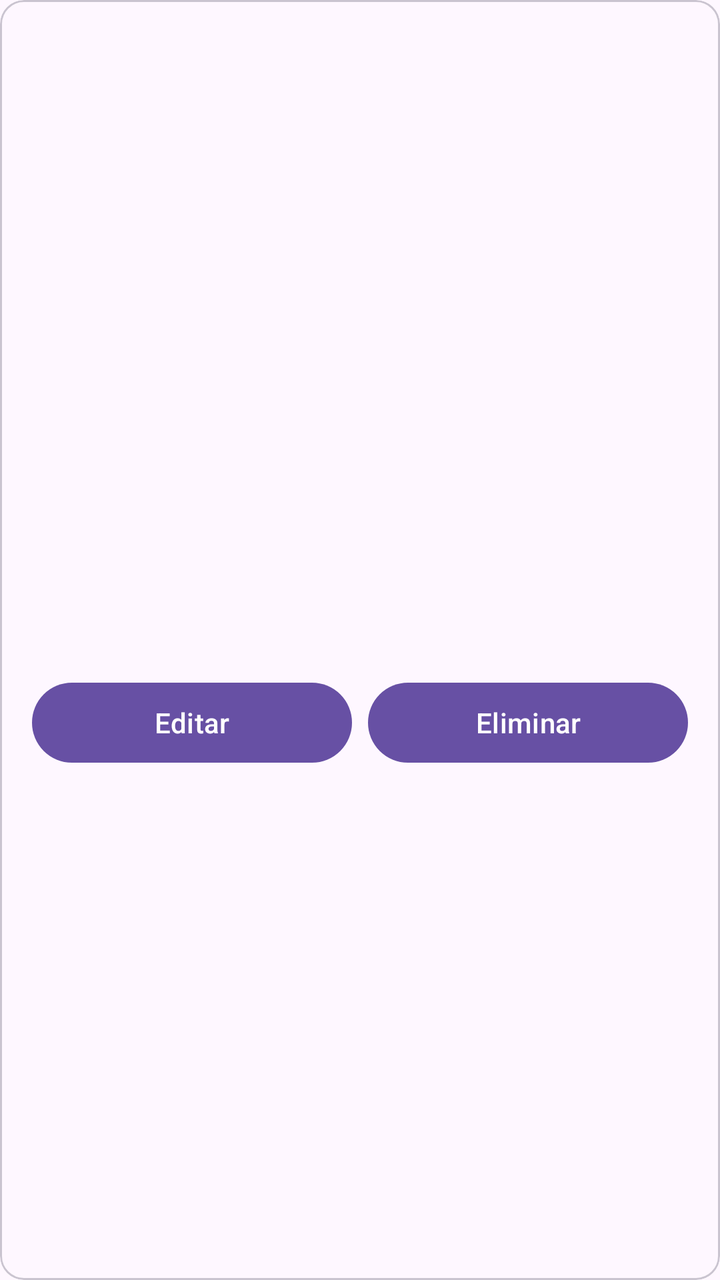
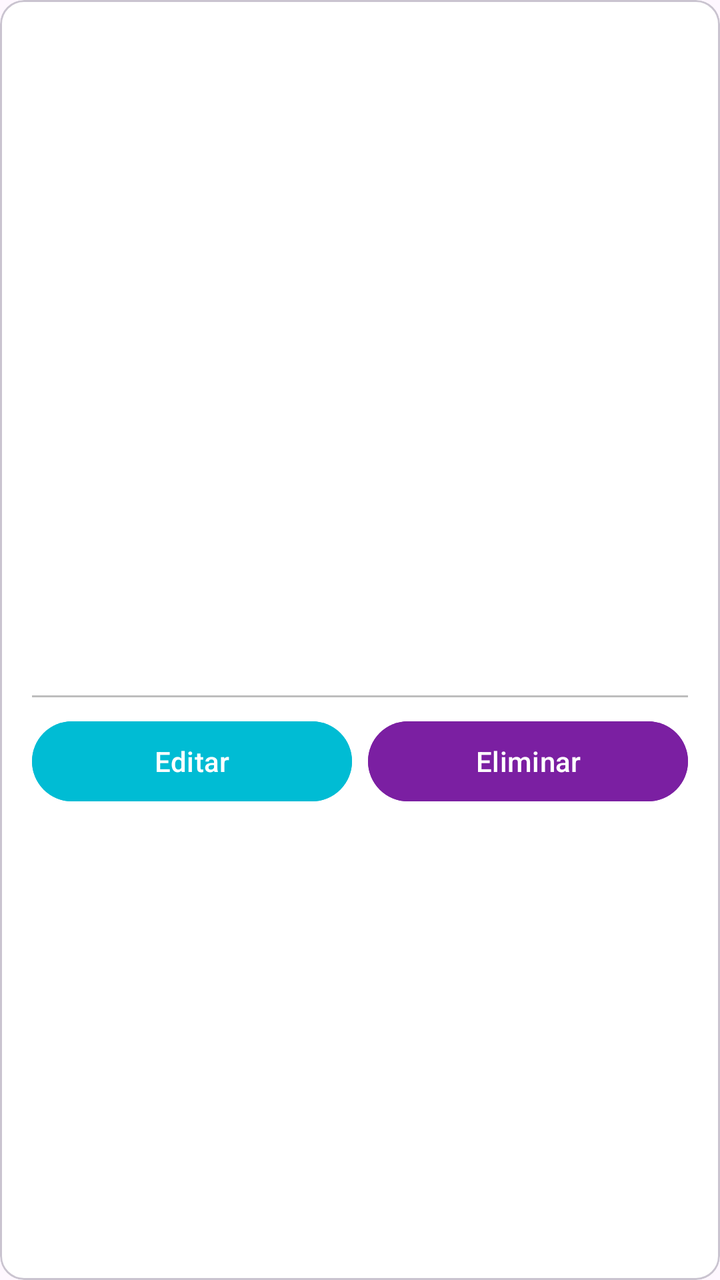

An Android layout rendered at two revisions. The XML below is the earlier revision; the diff shows what the commit changed to produce the second picture.
<!-- AndroidManifest.xml: application theme Theme.Desafio2DSM -->
<!-- res/layout/item_destino.xml -->
<?xml version="1.0" encoding="utf-8"?>
<com.google.android.material.card.MaterialCardView
    xmlns:android="http://schemas.android.com/apk/res/android"
    android:layout_width="match_parent"
    android:layout_height="wrap_content"
    android:layout_margin="8dp">

    <LinearLayout
        android:layout_width="match_parent"
        android:layout_height="wrap_content"
        android:orientation="vertical">

        <ImageView
            android:id="@+id/imgDestino"
            android:layout_width="match_parent"
            android:layout_height="200dp"
            android:scaleType="centerCrop"
            android:contentDescription="Imagen del destino" />

        <LinearLayout
            android:layout_width="match_parent"
            android:layout_height="wrap_content"
            android:orientation="vertical"
            android:padding="16dp">

            <TextView
                android:id="@+id/tvNombre"
                android:layout_width="match_parent"
                android:layout_height="wrap_content"
                android:textSize="20sp"
                android:textStyle="bold" />

            <TextView
                android:id="@+id/tvPais"
                android:layout_width="match_parent"
                android:layout_height="wrap_content"
                android:layout_marginTop="4dp" />

            <TextView
                android:id="@+id/tvPrecio"
                android:layout_width="match_parent"
                android:layout_height="wrap_content"
                android:textSize="18sp"
                android:textStyle="bold"
                android:layout_marginTop="8dp" />

            <TextView
                android:id="@+id/tvDescripcion"
                android:layout_width="match_parent"
                android:layout_height="wrap_content"
                android:layout_marginTop="8dp" />

            <LinearLayout
                android:layout_width="match_parent"
                android:layout_height="wrap_content"
                android:orientation="horizontal"
                android:layout_marginTop="12dp">

                <Button
                    android:id="@+id/btnEditar"
                    android:layout_width="0dp"
                    android:layout_height="wrap_content"
                    android:layout_weight="1"
                    android:text="Editar" />

                <Button
                    android:id="@+id/btnEliminar"
                    android:layout_width="0dp"
                    android:layout_height="wrap_content"
                    android:layout_weight="1"
                    android:text="Eliminar"
                    android:layout_marginStart="8dp" />

            </LinearLayout>

        </LinearLayout>

    </LinearLayout>

</com.google.android.material.card.MaterialCardView>
<!-- resources referenced by this layout -->
<resources>
  <style name="Theme.Desafio2DSM" parent="Base.Theme.Desafio2DSM" />
  <style name="Base.Theme.Desafio2DSM" parent="Theme.Material3.DayNight.NoActionBar">
          
          
      </style>
</resources>

<!-- the commit's change to res/layout/item_destino.xml (unified diff, before → after) -->
@@ -3,7 +3,8 @@
     xmlns:android="http://schemas.android.com/apk/res/android"
     android:layout_width="match_parent"
     android:layout_height="wrap_content"
-    android:layout_margin="8dp">
+    android:layout_margin="@dimen/margin_small"
+    android:backgroundTint="@color/text_icons">
 
     <LinearLayout
         android:layout_width="match_parent"
@@ -13,63 +14,77 @@
         <ImageView
             android:id="@+id/imgDestino"
             android:layout_width="match_parent"
-            android:layout_height="200dp"
+            android:layout_height="@dimen/imagen_destino_height"
             android:scaleType="centerCrop"
-            android:contentDescription="Imagen del destino" />
+            android:contentDescription="@string/imagen_actual" />
 
         <LinearLayout
             android:layout_width="match_parent"
             android:layout_height="wrap_content"
             android:orientation="vertical"
-            android:padding="16dp">
+            android:padding="@dimen/padding_medium">
 
             <TextView
                 android:id="@+id/tvNombre"
                 android:layout_width="match_parent"
                 android:layout_height="wrap_content"
-                android:textSize="20sp"
-                android:textStyle="bold" />
+                android:textSize="@dimen/text_large"
+                android:textStyle="bold"
+                android:textColor="@color/purple_dark" />
 
             <TextView
                 android:id="@+id/tvPais"
                 android:layout_width="match_parent"
                 android:layout_height="wrap_content"
-                android:layout_marginTop="4dp" />
+                android:layout_marginTop="@dimen/margin_small"
+                android:textColor="@color/secondary_text" />
 
             <TextView
                 android:id="@+id/tvPrecio"
                 android:layout_width="match_parent"
                 android:layout_height="wrap_content"
-                android:textSize="18sp"
+                android:textSize="@dimen/text_medium"
                 android:textStyle="bold"
-                android:layout_marginTop="8dp" />
+                android:textColor="@color/purple_primary"
+                android:layout_marginTop="@dimen/margin_small" />
 
             <TextView
                 android:id="@+id/tvDescripcion"
                 android:layout_width="match_parent"
                 android:layout_height="wrap_content"
-                android:layout_marginTop="8dp" />
+                android:textColor="@color/primary_text"
+                android:layout_marginTop="@dimen/margin_small" />
+
+            <View
+                android:layout_width="match_parent"
+                android:layout_height="1dp"
+                android:background="@color/divider"
+                android:layout_marginTop="@dimen/margin_medium" />
 
             <LinearLayout
                 android:layout_width="match_parent"
                 android:layout_height="wrap_content"
                 android:orientation="horizontal"
-                android:layout_marginTop="12dp">
+                android:layout_marginTop="@dimen/margin_small">
 
                 <Button
                     android:id="@+id/btnEditar"
                     android:layout_width="0dp"
                     android:layout_height="wrap_content"
                     android:layout_weight="1"
-                    android:text="Editar" />
+                    android:text="@string/editar"
+                    android:textColor="@color/text_icons"
+                    android:backgroundTint="@color/accent" />
 
                 <Button
                     android:id="@+id/btnEliminar"
                     android:layout_width="0dp"
                     android:layout_height="wrap_content"
                     android:layout_weight="1"
-                    android:text="Eliminar"
-                    android:layout_marginStart="8dp" />
+                    android:text="@string/eliminar"
+                    android:textColor="@color/text_icons"
+                    android:backgroundTint="@color/purple_dark"
+                    android:layout_marginStart="@dimen/margin_small" />
 
             </LinearLayout>
 
<!-- resource entries referenced after the edit -->
@@ -1,5 +1,21 @@
 <!-- resources referenced by this layout -->
 <resources>
+  <color name="accent">#00BCD4</color>
+  <color name="divider">#BDBDBD</color>
+  <color name="primary_text">#212121</color>
+  <color name="purple_dark">#7B1FA2</color>
+  <color name="purple_primary">#9C27B0</color>
+  <color name="secondary_text">#757575</color>
+  <color name="text_icons">#FFFFFF</color>
+  <dimen name="imagen_destino_height">200dp</dimen>
+  <dimen name="margin_medium">16dp</dimen>
+  <dimen name="margin_small">8dp</dimen>
+  <dimen name="padding_medium">16dp</dimen>
+  <dimen name="text_large">22sp</dimen>
+  <dimen name="text_medium">18sp</dimen>
+  <string name="editar">Editar</string>
+  <string name="eliminar">Eliminar</string>
+  <string name="imagen_actual">Imagen actual</string>
   <style name="Theme.Desafio2DSM" parent="Base.Theme.Desafio2DSM" />
   <style name="Base.Theme.Desafio2DSM" parent="Theme.Material3.DayNight.NoActionBar">
           
